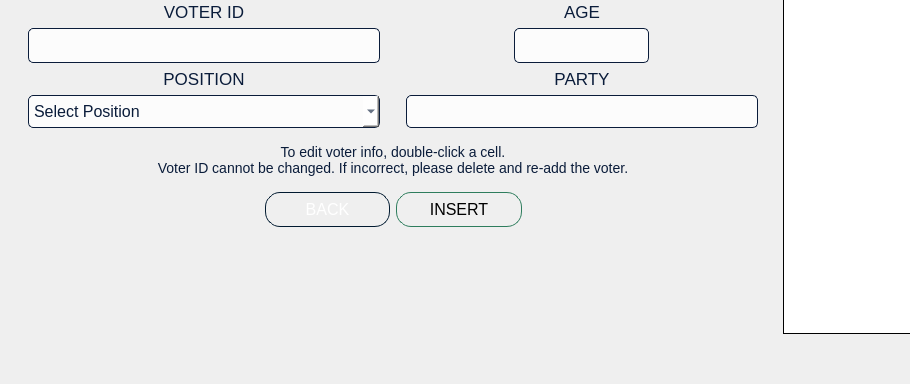
The window that VVM/candidatesmanagement.ui (GuisadongManok/PolliTech-VVM) describes before a commit, drawn with Qt 5; both pictures show x 0 to 910 and y 278 to 662 of the 1560 by 662 pixel window.
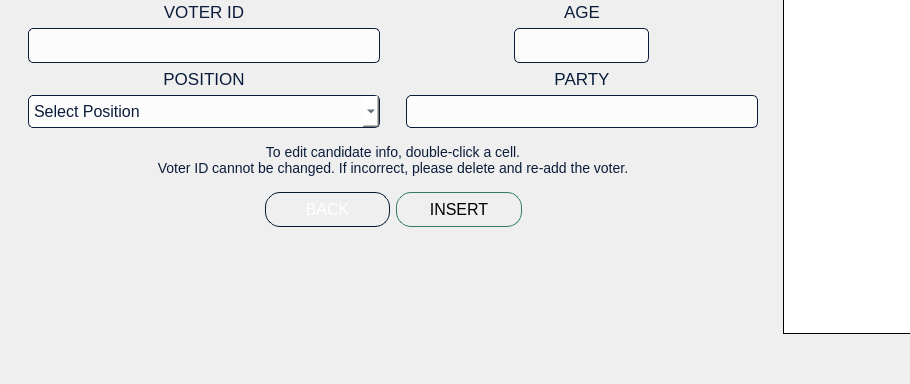
The same window after the commit. Icons and pictures are not drawn.

The edit to the form file:
```diff
--- a/VVM/candidatesmanagement.ui
+++ b/VVM/candidatesmanagement.ui
@@ -502,7 +502,7 @@
 }</string>
              </property>
              <property name="text">
-              <string>To edit voter info, double-click a cell. 
+              <string>To edit candidate info, double-click a cell. 
 Voter ID cannot be changed. If incorrect, please delete and re-add the voter.</string>
              </property>
              <property name="alignment">
```
